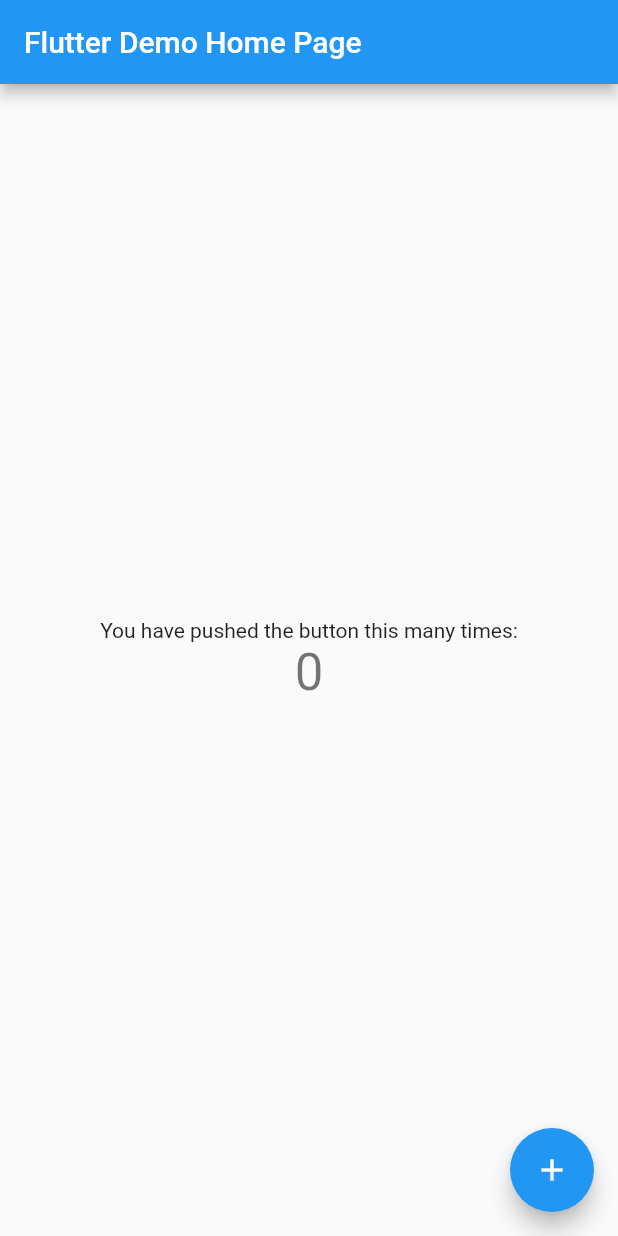
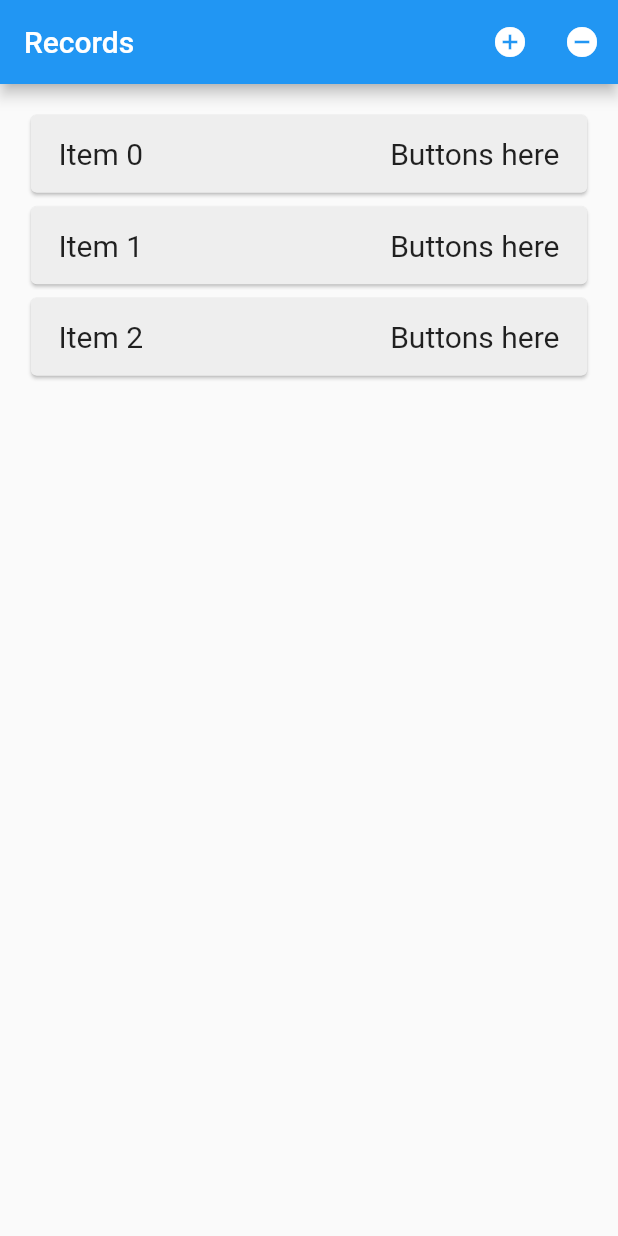
Before and after one commit to YooDonggwan/MadCamp_Week3, a Flutter app: the screen it shows after launch, on a phone screen of 412 x 824 dp. Run offline on Flutter 3.47's test engine with Material 2 defaults, Android fonts, the light colour scheme and no system bars.

Commit message:
basic list done

```diff
--- a/lib/main.dart
+++ b/lib/main.dart
@@ -1,111 +1,237 @@
+// Copyright 2017 The Chromium Authors. All rights reserved.
+// Use of this source code is governed by a BSD-style license that can be
+// found in the LICENSE file.
+
+import 'package:flutter/foundation.dart';
 import 'package:flutter/material.dart';
 
-void main() => runApp(MyApp());
+class AnimatedListSample extends StatefulWidget {
+  @override
+  _AnimatedListSampleState createState() => _AnimatedListSampleState();
+}
 
-class MyApp extends StatelessWidget {
-  // This widget is the root of your application.
+class _AnimatedListSampleState extends State<AnimatedListSample> {
+  final GlobalKey<AnimatedListState> _listKey = GlobalKey<AnimatedListState>();
+  ListModel<int> _list;
+  int _selectedItem;
+  int _nextItem; // The next item inserted when the user presses the '+' button.
+
+  @override
+  void initState() {
+    super.initState();
+    _list = ListModel<int>(
+      listKey: _listKey,
+      initialItems: <int>[0, 1, 2],
+      removedItemBuilder: _buildRemovedItem,
+    );
+    _nextItem = 3;
+  }
+
+  // Used to build list items that haven't been removed.
+  Widget _buildItem(
+      BuildContext context, int index, Animation<double> animation) {
+    return CardItem(
+      animation: animation,
+      item: _list[index],
+      selected: _selectedItem == _list[index],
+      onTap: () {
+        setState(() {
+          _selectedItem = _selectedItem == _list[index] ? null : _list[index];
+        });
+      },
+    );
+  }
+
+  // Used to build an item after it has been removed from the list. This method is
+  // needed because a removed item remains  visible until its animation has
+  // completed (even though it's gone as far this ListModel is concerned).
+  // The widget will be used by the [AnimatedListState.removeItem] method's
+  // [AnimatedListRemovedItemBuilder] parameter.
+  Widget _buildRemovedItem(
+      int item, BuildContext context, Animation<double> animation) {
+    return CardItem(
+      animation: animation,
+      item: item,
+      selected: false,
+      // No gesture detector here: we don't want removed items to be interactive.
+    );
+  }
+
+  // Insert the "next item" into the list model.
+  void _insert() {
+    final int index =
+        _selectedItem == null ? _list.length : _list.indexOf(_selectedItem);
+    _list.insert(index, _nextItem++);
+  }
+
+  // Remove the selected item from the list model.
+  void _remove() {
+    if (_selectedItem != null) {
+      _list.removeAt(_list.indexOf(_selectedItem));
+      setState(() {
+        _selectedItem = null;
+      });
+    }
+  }
+
   @override
   Widget build(BuildContext context) {
     return MaterialApp(
-      title: 'Flutter Demo',
-      theme: ThemeData(
-        // This is the theme of your application.
-        //
-        // Try running your application with "flutter run". You'll see the
-        // application has a blue toolbar. Then, without quitting the app, try
-        // changing the primarySwatch below to Colors.green and then invoke
-        // "hot reload" (press "r" in the console where you ran "flutter run",
-        // or simply save your changes to "hot reload" in a Flutter IDE).
-        // Notice that the counter didn't reset back to zero; the application
-        // is not restarted.
-        primarySwatch: Colors.blue,
+      home: Scaffold(
+        appBar: AppBar(
+          title: const Text('Records'),
+          actions: <Widget>[
+            IconButton(
+              icon: const Icon(Icons.add_circle),
+              onPressed: _insert,
+              tooltip: 'insert a new item',
+            ),
+            IconButton(
+              icon: const Icon(Icons.remove_circle),
+              onPressed: _remove,
+              tooltip: 'remove the selected item',
+            ),
+          ],
+        ),
+        body: Padding(
+          padding: const EdgeInsets.all(16.0),
+          child: AnimatedList(
+            key: _listKey,
+            initialItemCount: _list.length,
+            itemBuilder: _buildItem,
+          ),
+        ),
       ),
-      home: MyHomePage(title: 'Flutter Demo Home Page'),
     );
   }
 }
 
-class MyHomePage extends StatefulWidget {
-  MyHomePage({Key key, this.title}) : super(key: key);
+/// Keeps a Dart List in sync with an AnimatedList.
+///
+/// The [insert] and [removeAt] methods apply to both the internal list and the
+/// animated list that belongs to [listKey].
+///
+/// This class only exposes as much of the Dart List API as is needed by the
+/// sample app. More list methods are easily added, however methods that mutate the
+/// list must make the same changes to the animated list in terms of
+/// [AnimatedListState.insertItem] and [AnimatedList.removeItem].
+class ListModel<E> {
+  ListModel({
+    @required this.listKey,
+    @required this.removedItemBuilder,
+    Iterable<E> initialItems,
+  })  : assert(listKey != null),
+        assert(removedItemBuilder != null),
+        _items = List<E>.from(initialItems ?? <E>[]);
 
-  // This widget is the home page of your application. It is stateful, meaning
-  // that it has a State object (defined below) that contains fields that affect
-  // how it looks.
+  final GlobalKey<AnimatedListState> listKey;
+  final dynamic removedItemBuilder;
+  final List<E> _items;
 
-  // This class is the configuration for the state. It holds the values (in this
-  // case the title) provided by the parent (in this case the App widget) and
-  // used by the build method of the State. Fields in a Widget subclass are
-  // always marked "final".
+  AnimatedListState get _animatedList => listKey.currentState;
 
-  final String title;
+  void insert(int index, E item) {
+    _items.insert(index, item);
+    _animatedList.insertItem(index);
+  }
 
-  @override
-  _MyHomePageState createState() => _MyHomePageState();
+  E removeAt(int index) {
+    final E removedItem = _items.removeAt(index);
+    if (removedItem != null) {
+      _animatedList.removeItem(index,
+          (BuildContext context, Animation<double> animation) {
+        return removedItemBuilder(removedItem, context, animation);
+      });
+    }
+    return removedItem;
+  }
+
+  int get length => _items.length;
+
+  E operator [](int index) => _items[index];
+
+  int indexOf(E item) => _items.indexOf(item);
 }
 
-class _MyHomePageState extends State<MyHomePage> {
-  int _counter = 0;
+/// Displays its integer item as 'item N' on a Card whose color is based on
+/// the item's value. The text is displayed in bright green if selected is true.
+/// This widget's height is based on the animation parameter, it varies
+/// from 0 to 128 as the animation varies from 0.0 to 1.0.
+class CardItem extends StatelessWidget {
+  const CardItem(
+      {Key key,
+      @required this.animation,
+      this.onTap,
+      @required this.item,
+      this.selected: false})
+      : assert(animation != null),
+        assert(item != null && item >= 0),
+        assert(selected != null),
+        super(key: key);
 
-  void _incrementCounter() {
-    setState(() {
-      // This call to setState tells the Flutter framework that something has
-      // changed in this State, which causes it to rerun the build method below
-      // so that the display can reflect the updated values. If we changed
-      // _counter without calling setState(), then the build method would not be
-      // called again, and so nothing would appear to happen.
-      _counter++;
-    });
-  }
+  final Animation<double> animation;
+  final VoidCallback onTap;
+  final int item;
+  final bool selected;
 
   @override
   Widget build(BuildContext context) {
-    // This method is rerun every time setState is called, for instance as done
-    // by the _incrementCounter method above.
-    //
-    // The Flutter framework has been optimized to make rerunning build methods
-    // fast, so that you can just rebuild anything that needs updating rather
-    // than having to individually change instances of widgets.
-    return Scaffold(
-      appBar: AppBar(
-        // Here we take the value from the MyHomePage object that was created by
-        // the App.build method, and use it to set our appbar title.
-        title: Text(widget.title),
-      ),
-      body: Center(
-        // Center is a layout widget. It takes a single child and positions it
-        // in the middle of the parent.
-        child: Column(
-          // Column is also a layout widget. It takes a list of children and
-          // arranges them vertically. By default, it sizes itself to fit its
-          // children horizontally, and tries to be as tall as its parent.
-          //
-          // Invoke "debug painting" (press "p" in the console, choose the
-          // "Toggle Debug Paint" action from the Flutter Inspector in Android
-          // Studio, or the "Toggle Debug Paint" command in Visual Studio Code)
-          // to see the wireframe for each widget.
-          //
-          // Column has various properties to control how it sizes itself and
-          // how it positions its children. Here we use mainAxisAlignment to
-          // center the children vertically; the main axis here is the vertical
-          // axis because Columns are vertical (the cross axis would be
-          // horizontal).
-          mainAxisAlignment: MainAxisAlignment.center,
-          children: <Widget>[
-            Text(
-              'You have pushed the button this many times:',
+    // TextStyle textStyle = Theme.of(context).textTheme.display1;
+    // if (selected)
+    //   textStyle =
+    //       textStyle.copyWith(color: Colors.lightGreenAccent[400]);
+    return Padding(
+      padding: const EdgeInsets.all(0.5),
+      child: SizeTransition(
+        axis: Axis.vertical,
+        sizeFactor: animation,
+        child: GestureDetector(
+          behavior: HitTestBehavior.opaque,
+          onTap: onTap,
+          child: SizedBox(
+            height: 60,
+            child: Card(
+              color: Colors.grey[200],
+              child: Center(
+                child: FractionallySizedBox(
+                  widthFactor: 0.9,
+                  heightFactor: 0.5,
+                  child: Row(children: [
+                    Expanded(
+                      flex: 1,
+                      child: Align(
+                        alignment: Alignment.centerLeft,
+                        child: Text(
+                          'Item $item',
+                          style: TextStyle(
+                            fontSize: 20,
+                          ),
+                        ),
+                      ),
+                    ),
+                    Expanded(
+                      flex: 1,
+                      child: Align(
+                        alignment: Alignment.centerRight,
+                        child: Text(
+                          'Buttons here',
+                          style: TextStyle(
+                            fontSize: 20,
+                          ),
+                        ),
+                      ),
+                    ),
+                  ]),
+                ),
+              ),
             ),
-            Text(
-              '$_counter',
-              style: Theme.of(context).textTheme.display1,
-            ),
-          ],
+          ),
         ),
       ),
-      floatingActionButton: FloatingActionButton(
-        onPressed: _incrementCounter,
-        tooltip: 'Increment',
-        child: Icon(Icons.add),
-      ), // This trailing comma makes auto-formatting nicer for build methods.
     );
   }
 }
+
+void main() {
+  runApp(AnimatedListSample());
+}
```
